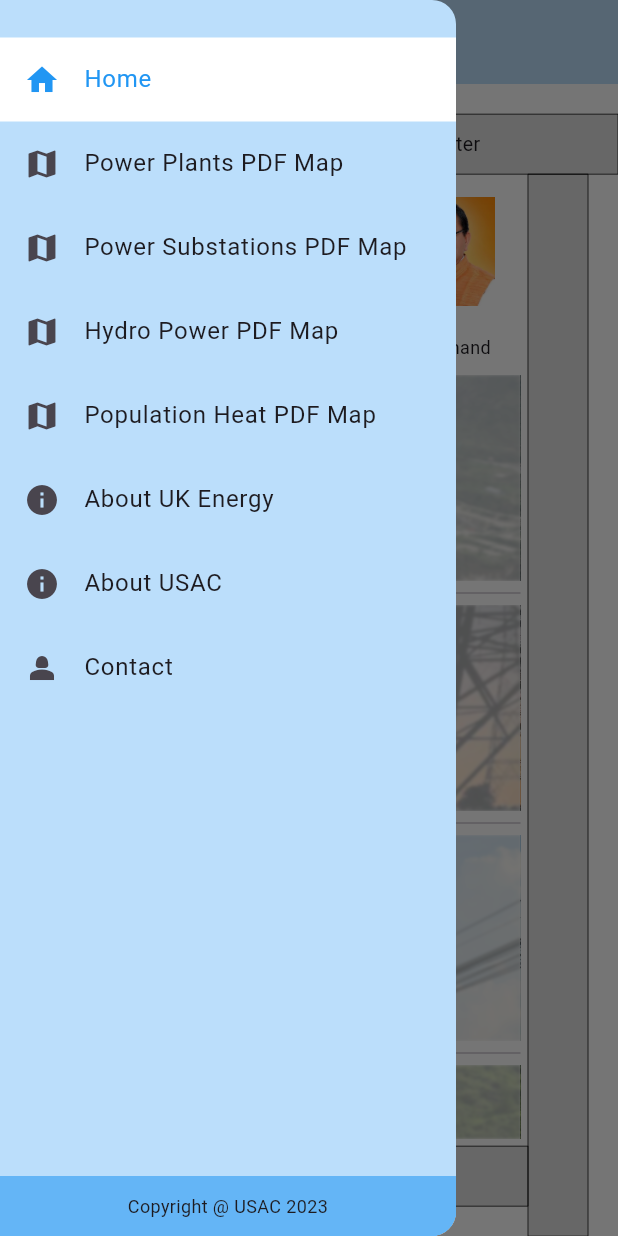
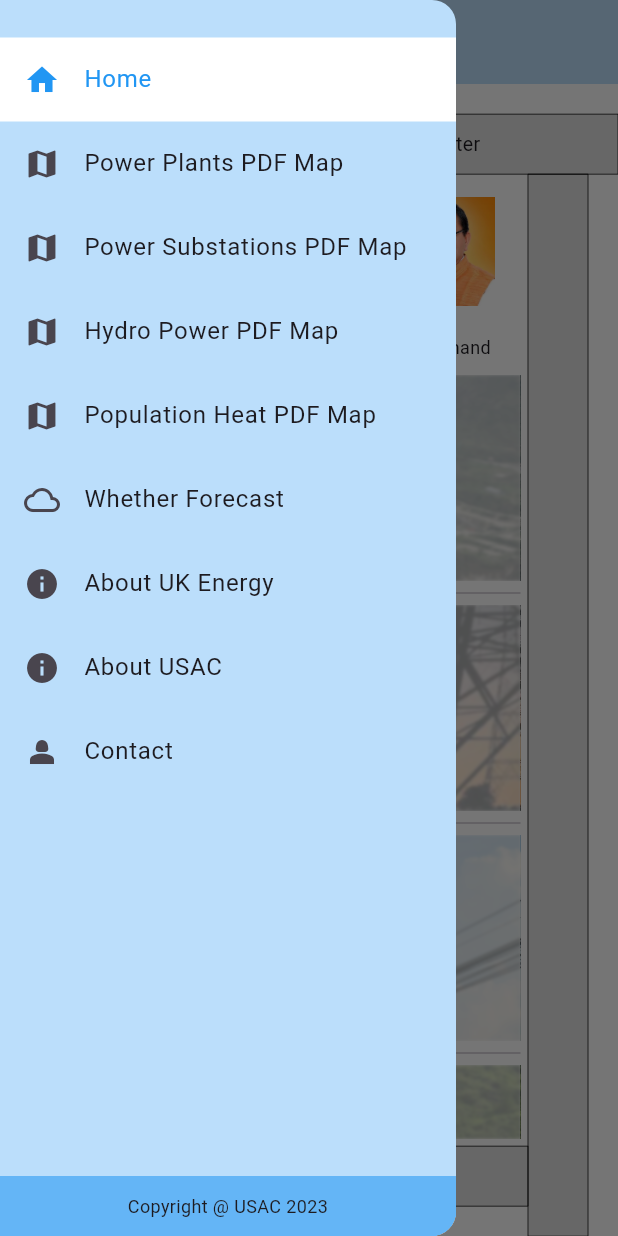
Before and after one commit to shubhamranswal/uk-energy, a Flutter app: the screen it shows after launch, with the side drawer open, on a phone screen of 412 x 824 dp. Run offline on Flutter 3.47's test engine with Material 2 defaults, Android fonts, the phone set to English and light mode, and no system bars; our stand-ins replace double_back_to_close_app, flutter_easyloading, flutter_map, latlong2, shared_preferences; missing offline and left inert: flutter_inappwebview, syncfusion_flutter_pdfviewer.

Commit message:
left with sizes of text and images

```diff
--- a/lib/home/home_page.dart
+++ b/lib/home/home_page.dart
@@ -3,6 +3,7 @@ import 'package:double_back_to_close_app/double_back_to_close_app.dart';
 import 'package:flutter/material.dart';
 import 'package:flutter/services.dart';
 import 'package:flutter_easyloading/flutter_easyloading.dart';
+import 'package:flutter_inappwebview/flutter_inappwebview.dart';
 import 'package:syncfusion_flutter_pdfviewer/pdfviewer.dart';
 import 'package:url_launcher/url_launcher.dart';
 import 'package:usac_map_app/data/text_content.dart';
@@ -120,6 +121,17 @@ class _HomePageState extends State<HomePage> {
                       },
                     ),
                     ListTile(
+                      selectedTileColor: Colors.white,
+                      selectedColor: Colors.blue,
+                      leading: const Icon(Icons.cloud_outlined),
+                      title: const Text('Whether Forecast'),
+                      selected: _selectedIndex == 8,
+                      onTap: () {
+                        _onItemTapped(8, 'Whether Forecast');
+                        Navigator.pop(context);
+                      },
+                    ),
+                    ListTile(
                       leading: const Icon(Icons.info),
                       selectedTileColor: Colors.white,
                       selectedColor: Colors.blue,
@@ -182,7 +194,12 @@ class _HomePageState extends State<HomePage> {
     });
   }
 
-  var maps = ['pdf_maps/power.pdf', 'pdf_maps/power_substations.pdf', 'pdf_maps/hydro_power_plants.pdf', 'pdf_maps/population_heat.pdf'];
+  var maps = [
+    'pdf_maps/power.pdf',
+    'pdf_maps/power_substations.pdf',
+    'pdf_maps/hydro_power_plants.pdf',
+    'pdf_maps/population_heat.pdf'
+  ];
 
   _buildBody(int position) {
     switch (position) {
@@ -451,8 +468,10 @@ class _HomePageState extends State<HomePage> {
                               Navigator.push(
                                   context,
                                   MaterialPageRoute(
-                                      builder: (context) =>
-                                          const MapPage(value: 1, keyHead: 3,)));
+                                      builder: (context) => const MapPage(
+                                            value: 1,
+                                            keyHead: 3,
+                                          )));
                             },
                             child: Container(
                               decoration: const BoxDecoration(
@@ -498,7 +517,9 @@ class _HomePageState extends State<HomePage> {
                   child: Column(
                     children: [
                       Image.asset('assests/USAC_Bulding_1.jpg'),
-                          const SizedBox(height: 10,),
+                      const SizedBox(
+                        height: 10,
+                      ),
                       const Text(
                         'UK Energy',
                         textAlign: TextAlign.center,
@@ -751,9 +772,8 @@ class _HomePageState extends State<HomePage> {
             });
       case 4:
         return WillPopScope(
-            child: Center(
-                child: SfPdfViewer.asset('assests/pdf_maps/power.pdf')
-            ),
+            child:
+                Center(child: SfPdfViewer.asset('assests/pdf_maps/power.pdf')),
             onWillPop: () async {
               _onItemTapped(0, 'Home');
               return Future.value(false);
@@ -761,8 +781,9 @@ class _HomePageState extends State<HomePage> {
       case 5:
         return WillPopScope(
             child: Center(
-                child: SfPdfViewer.asset('assests/pdf_maps/power_substations.pdf',)
-            ),
+                child: SfPdfViewer.asset(
+              'assests/pdf_maps/power_substations.pdf',
+            )),
             onWillPop: () async {
               _onItemTapped(0, 'Home');
               return Future.value(false);
@@ -770,8 +791,8 @@ class _HomePageState extends State<HomePage> {
       case 6:
         return WillPopScope(
             child: Center(
-                child: SfPdfViewer.asset('assests/pdf_maps/hydro_power_plants.pdf')
-            ),
+                child: SfPdfViewer.asset(
+                    'assests/pdf_maps/hydro_power_plants.pdf')),
             onWillPop: () async {
               _onItemTapped(0, 'Home');
               return Future.value(false);
@@ -779,7 +800,16 @@ class _HomePageState extends State<HomePage> {
       case 7:
         return WillPopScope(
             child: Center(
-                child: SfPdfViewer.asset('assests/pdf_maps/population_heat.pdf')
+                child:
+                    SfPdfViewer.asset('assests/pdf_maps/population_heat.pdf')),
+            onWillPop: () async {
+              _onItemTapped(0, 'Home');
+              return Future.value(false);
+            });
+      case 8:
+        return WillPopScope(
+            child: InAppWebView(
+              initialUrlRequest: URLRequest(url: Uri.parse('https://mosdac.gov.in/live/index_one.php?url_name=india')),
             ),
             onWillPop: () async {
               _onItemTapped(0, 'Home');
@@ -796,7 +826,8 @@ class _HomePageState extends State<HomePage> {
       var email = emailController.text.toString().trim();
       var phone = phoneController.text.toString().trim();
       var message = messageController.text.toString().trim();
-      var emailLink = 'mailto:aruna.dawre@gmail.com?subject=UK%20Energy%20-%20App%20Support&body=Respectfully%2C%20%0A%0AMyself%20$name%2C%20from%20$organization.%0A%0A$message%0A%0ARegards%2C%0A%0A$name%0A$organization%0A$email%0A$phone';
+      var emailLink =
+          'mailto:aruna.dawre@gmail.com?subject=UK%20Energy%20-%20App%20Support&body=Respectfully%2C%20%0A%0AMyself%20$name%2C%20from%20$organization.%0A%0A$message%0A%0ARegards%2C%0A%0A$name%0A$organization%0A$email%0A$phone';
       launchUrl(Uri.parse(emailLink));
       EasyLoading.dismiss();
     }
--- a/pubspec.yaml
+++ b/pubspec.yaml
@@ -18,6 +18,7 @@ dependencies:
   shared_preferences: ^2.0.15
   syncfusion_flutter_pdfviewer: ^22.2.9
   url_launcher: ^6.1.12
+  flutter_inappwebview: ^5.7.2+3
 
 dev_dependencies:
   flutter_test:
```
Also changed, not shown: pubspec.lock. Lines whose indentation alone changed are shown as unchanged.
